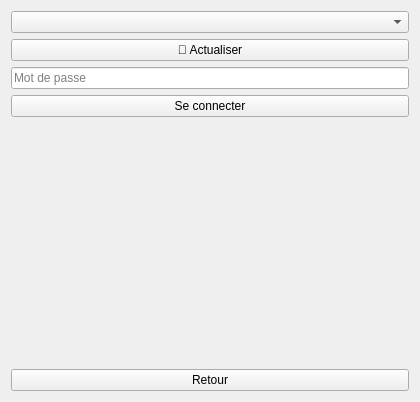
Above: WifiConfigDialog.ui from Eliasgnd/Eau-couper_by_AE before the change. Below: the same form after it.
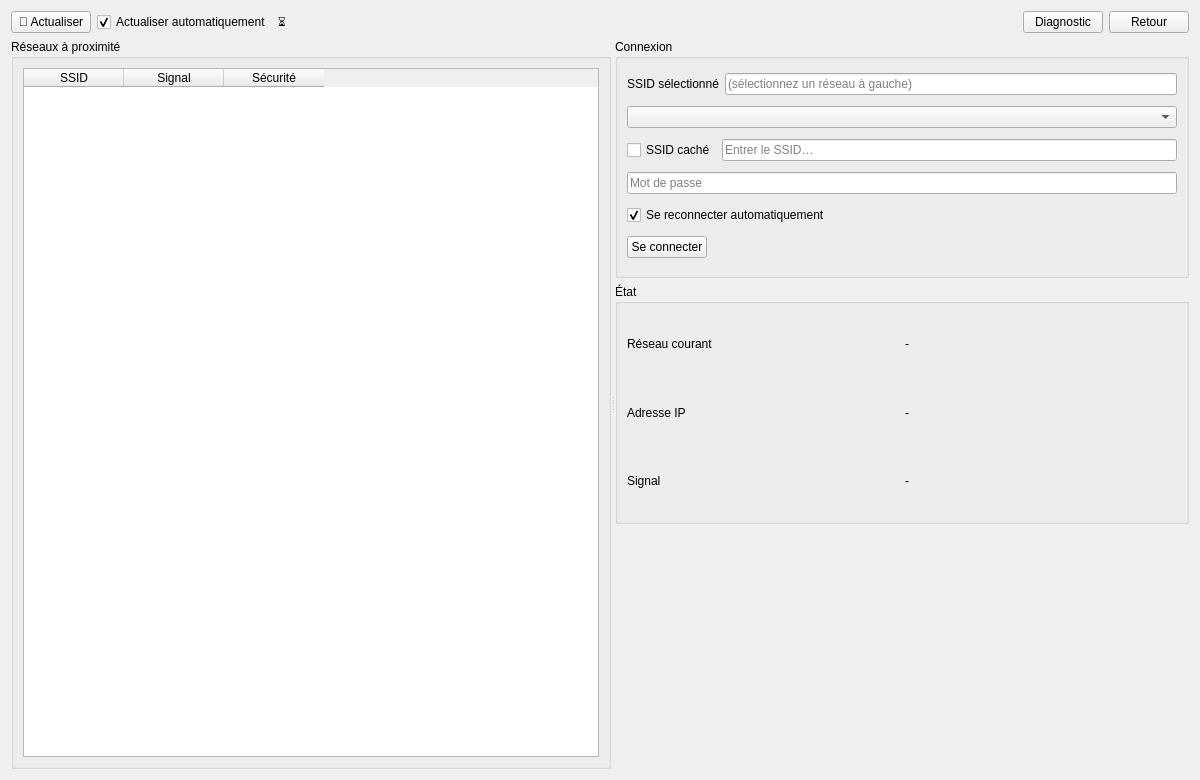
That is the form after the change.

Commit message: grosse amelioration config wifi

What changed in the file:
```diff
--- a/WifiConfigDialog.ui
+++ b/WifiConfigDialog.ui
@@ -3,58 +3,201 @@
  <class>WifiConfigDialog</class>
  <widget class="QWidget" name="WifiConfigDialog">
   <property name="geometry">
-   <rect>
-    <x>0</x>
-    <y>0</y>
-    <width>420</width>
-    <height>402</height>
-   </rect>
+   <rect><x>0</x><y>0</y><width>1200</width><height>780</height></rect>
   </property>
   <property name="windowTitle">
    <string>Configuration Wi-Fi</string>
   </property>
-  <layout class="QVBoxLayout" name="verticalLayout">
+
+  <layout class="QVBoxLayout" name="rootLayout">
+
+   <!-- Barre d'action -->
    <item>
-    <widget class="QComboBox" name="networkComboBox"/>
+    <layout class="QHBoxLayout" name="topBar">
+     <item><widget class="QPushButton" name="refreshButton">
+       <property name="text"><string>🔄 Actualiser</string></property>
+     </widget></item>
+     <item><widget class="QCheckBox" name="autoScanCheck">
+       <property name="text"><string>Actualiser automatiquement</string></property>
+       <property name="checked"><bool>true</bool></property>
+     </widget></item>
+     <item><widget class="QLabel" name="busyLabel">
+       <property name="text"><string>⏳</string></property>
+       <property name="visible"><bool>false</bool></property>
+     </widget></item>
+     <item><spacer name="topSpacer">
+       <property name="orientation"><enum>Qt::Horizontal</enum></property>
+       <property name="sizeHint">
+        <size><width>40</width><height>20</height></size>
+       </property>
+     </spacer></item>
+     <item><widget class="QPushButton" name="diagnosticsButton">
+       <property name="text"><string>Diagnostic</string></property>
+     </widget></item>
+     <item><widget class="QPushButton" name="backButton">
+       <property name="text"><string>Retour</string></property>
+     </widget></item>
+    </layout>
    </item>
+
+   <!-- Splitter principal -->
    <item>
-    <widget class="QPushButton" name="refreshButton">
-     <property name="text">
-      <string>🔄 Actualiser</string>
-     </property>
+    <widget class="QSplitter" name="mainSplitter">
+     <property name="orientation"><enum>Qt::Horizontal</enum></property>
+
+     <!-- Panneau gauche : réseaux -->
+     <widget class="QGroupBox" name="networksGroup">
+      <property name="title"><string>Réseaux à proximité</string></property>
+      <layout class="QVBoxLayout" name="networksLayout">
+
+       <!-- Table de réseaux -->
+       <item>
+        <widget class="QTableWidget" name="networksTable">
+         <property name="alternatingRowColors"><bool>true</bool></property>
+         <property name="sortingEnabled"><bool>true</bool></property>
+         <property name="selectionBehavior"><enum>QAbstractItemView::SelectRows</enum></property>
+         <property name="selectionMode"><enum>QAbstractItemView::SingleSelection</enum></property>
+         <property name="editTriggers"><set>QAbstractItemView::NoEditTriggers</set></property>
+         <property name="showGrid"><bool>false</bool></property>
+         <column>
+          <property name="text"><string>SSID</string></property>
+         </column>
+         <column>
+          <property name="text"><string>Signal</string></property>
+         </column>
+         <column>
+          <property name="text"><string>Sécurité</string></property>
+         </column>
+        </widget>
+       </item>
+
+      </layout>
+     </widget>
+
+     <!-- Panneau droit : connexion + état -->
+     <widget class="QWidget" name="rightPanel">
+      <layout class="QVBoxLayout" name="rightPanelLayout">
+
+       <!-- Connexion -->
+       <item>
+        <widget class="QGroupBox" name="connectGroup">
+         <property name="title"><string>Connexion</string></property>
+         <layout class="QVBoxLayout" name="connectLayout">
+
+          <!-- SSID sélectionné (lecture seule) + Combo caché pour compat -->
+          <item>
+           <layout class="QHBoxLayout" name="selectedSsidRow">
+            <item><widget class="QLabel" name="selectedSsidLabel">
+              <property name="text"><string>SSID sélectionné</string></property>
+            </widget></item>
+            <item><widget class="QLineEdit" name="selectedSsidLine">
+              <property name="readOnly"><bool>true</bool></property>
+              <property name="placeholderText"><string>(sélectionnez un réseau à gauche)</string></property>
+            </widget></item>
+           </layout>
+          </item>
+          <item>
+           <widget class="QComboBox" name="networkComboBox">
+            <property name="visible"><bool>false</bool></property>
+           </widget>
+          </item>
+
+          <!-- SSID caché -->
+          <item>
+           <layout class="QHBoxLayout" name="hiddenRow">
+            <item><widget class="QCheckBox" name="hiddenSsidCheck">
+              <property name="text"><string>SSID caché</string></property>
+            </widget></item>
+            <item><widget class="QLineEdit" name="ssidLineEdit">
+              <property name="placeholderText"><string>Entrer le SSID…</string></property>
+              <property name="visible"><bool>false</bool></property>
+            </widget></item>
+           </layout>
+          </item>
+
+          <!-- Mot de passe -->
+          <item>
+           <widget class="QLineEdit" name="passwordEdit">
+            <property name="echoMode"><enum>QLineEdit::Password</enum></property>
+            <property name="placeholderText"><string>Mot de passe</string></property>
+           </widget>
+          </item>
+
+          <!-- Options -->
+          <item>
+           <layout class="QHBoxLayout" name="optionsRow">
+            <item><widget class="QCheckBox" name="autoConnectCheck">
+              <property name="text"><string>Se reconnecter automatiquement</string></property>
+              <property name="checked"><bool>true</bool></property>
+            </widget></item>
+            <item><spacer name="optSpacer">
+              <property name="orientation"><enum>Qt::Horizontal</enum></property>
+              <property name="sizeHint">
+               <size><width>40</width><height>20</height></size>
+              </property>
+            </spacer></item>
+           </layout>
+          </item>
+
+          <!-- Boutons -->
+          <item>
+           <layout class="QHBoxLayout" name="buttonsRow">
+            <item><widget class="QPushButton" name="connectButton">
+              <property name="text"><string>Se connecter</string></property>
+            </widget></item>
+            <item><spacer name="btnSpacer">
+              <property name="orientation"><enum>Qt::Horizontal</enum></property>
+              <property name="sizeHint">
+               <size><width>40</width><height>20</height></size>
+              </property>
+            </spacer></item>
+           </layout>
+          </item>
+
+         </layout>
+        </widget>
+       </item>
+
+       <!-- État courant -->
+       <item>
+        <widget class="QGroupBox" name="statusGroup">
+         <property name="title"><string>État</string></property>
+         <layout class="QGridLayout" name="statusGrid">
+          <item row="0" column="0"><widget class="QLabel" name="currentNetworkLabel">
+            <property name="text"><string>Réseau courant</string></property>
+          </widget></item>
+          <item row="0" column="1"><widget class="QLabel" name="currentNetworkValue">
+            <property name="text"><string>-</string></property>
+          </widget></item>
+
+          <item row="1" column="0"><widget class="QLabel" name="ipLabel">
+            <property name="text"><string>Adresse IP</string></property>
+          </widget></item>
+          <item row="1" column="1"><widget class="QLabel" name="ipValue">
+            <property name="text"><string>-</string></property>
+          </widget></item>
+
+          <item row="2" column="0"><widget class="QLabel" name="signalLabel">
+            <property name="text"><string>Signal</string></property>
+          </widget></item>
+          <item row="2" column="1"><widget class="QLabel" name="signalValue">
+            <property name="text"><string>-</string></property>
+          </widget></item>
+         </layout>
+        </widget>
+       </item>
+
+       <!-- Statut global -->
+       <item><widget class="QLabel" name="statusLabel">
+         <property name="text"><string/></property>
+       </widget></item>
+
+      </layout>
+     </widget>
+
     </widget>
    </item>
-   <item>
-    <widget class="QLineEdit" name="passwordEdit">
-     <property name="echoMode">
-      <enum>QLineEdit::EchoMode::Password</enum>
-     </property>
-     <property name="placeholderText">
-      <string>Mot de passe</string>
-     </property>
-    </widget>
-   </item>
-   <item>
-    <widget class="QPushButton" name="connectButton">
-     <property name="text">
-      <string>Se connecter</string>
-     </property>
-    </widget>
-   </item>
-   <item>
-    <widget class="QLabel" name="statusLabel">
-     <property name="text">
-      <string/>
-     </property>
-    </widget>
-   </item>
-   <item>
-    <widget class="QPushButton" name="backButton">
-     <property name="text">
-      <string>Retour</string>
-     </property>
-    </widget>
-   </item>
+
   </layout>
  </widget>
  <resources/>
```
Left out of the diff: 2 changed lines with no effect on the pictures. The commit also changes 3 other files.
